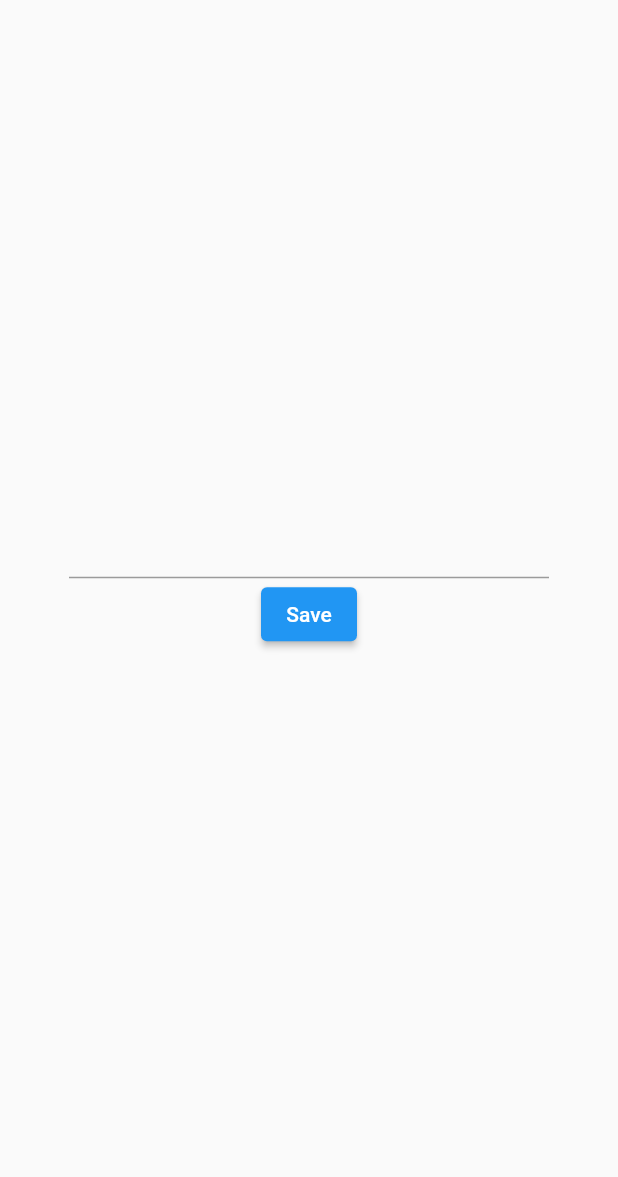
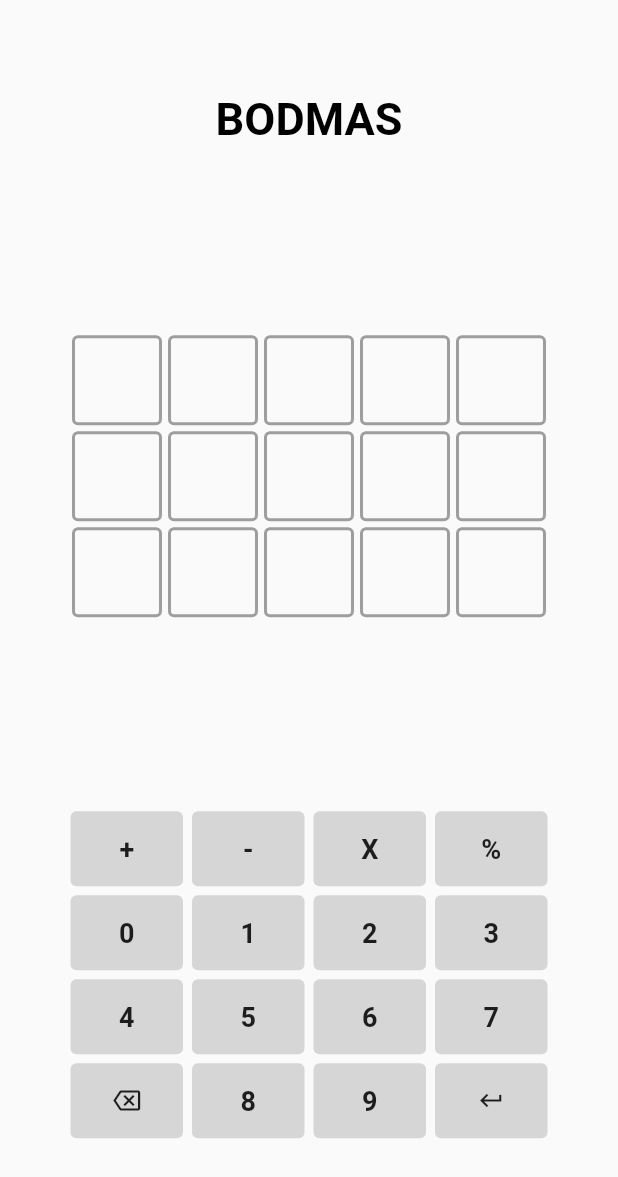
Before and after one commit to RockyIsHere/bodmas, a Flutter app: the screen it shows after launch, on a phone screen of 412 x 824 dp. Shown: the top 1177 px of the screen. Run offline on Flutter 3.47's test engine with Material 2 defaults, Android fonts, the phone set to English and light mode, and no system bars; our stand-ins replace get.

Commit message:
Basic UI is Done

```diff
--- a/lib/main.dart
+++ b/lib/main.dart
@@ -1,4 +1,5 @@
 import 'package:bodmas_comp/screens/game_screen.dart';
+import 'package:bodmas_comp/screens/home_screen.dart';
 import 'package:flutter/material.dart';
 import 'package:get/get.dart';
 
@@ -26,7 +27,7 @@ class MyApp extends StatelessWidget {
         // is not restarted.
         primarySwatch: Colors.blue,
       ),
-      home: GameScreen(),
+      home: const HomeScreen(),
     );
   }
 }
--- /dev/null
+++ b/lib/screens/home_screen.dart
@@ -0,0 +1,35 @@
+import 'package:bodmas_comp/widgets/bodmas_grid.dart';
+import 'package:bodmas_comp/widgets/keyboard.dart';
+import 'package:flutter/material.dart';
+
+class HomeScreen extends StatelessWidget {
+  const HomeScreen({ Key? key }) : super(key: key);
+
+  @override
+  Widget build(BuildContext context) {
+    return Scaffold(
+
+      body: SafeArea(
+        child: Column(
+          mainAxisAlignment: MainAxisAlignment.spaceAround,
+          crossAxisAlignment: CrossAxisAlignment.center,
+          children: const [
+             Center(
+               child: Text(
+                  "BODMAS",
+                  style: TextStyle(
+                    color: Colors.black,
+                    fontSize: 30,
+                    fontWeight: FontWeight.bold
+                  ),
+                ),
+             ),
+             BodmasGrid(),
+             KeyBoard()
+          ],
+
+        ),
+      ),
+    );
+  }
+}
--- /dev/null
+++ b/lib/widgets/bodmas_container.dart
@@ -0,0 +1,55 @@
+import 'package:flutter/material.dart';
+
+class BodmasContainer extends StatelessWidget {
+  final int pos;
+  final String letter;
+  final String correctWord;
+  final bool attempted;
+
+  const BodmasContainer(
+      {Key? key,
+      required this.pos,
+      required this.letter,
+      required this.correctWord,
+      required this.attempted})
+      : super(key: key);
+
+  Color? getBgColor() {
+    if (!attempted) return null;
+    if (!correctWord.contains(letter)) return Colors.grey;
+    if (correctWord.indexOf(letter) == pos) return Colors.green;
+    return Colors.orangeAccent;
+  }
+
+  BoxBorder? getBorder() {
+    if (!attempted) return Border.all(color: Colors.grey, width: 2);
+    return Border.all(color: Colors.transparent, width: 2);
+  }
+
+  Color? getTextColor() {
+    if (!attempted) return Colors.black87;
+    return Colors.white;
+
+  }
+
+
+
+  @override
+  Widget build(BuildContext context) {
+    return Container(
+      width: 60,
+      height: 60,
+      alignment: Alignment.center,
+      padding: EdgeInsets.all(10),
+      margin: EdgeInsets.all(2),
+      decoration: BoxDecoration(
+          border: getBorder(),
+          color: getBgColor(),
+          borderRadius: BorderRadius.all(Radius.circular(4))),
+      child: Text(
+        letter.toUpperCase(),
+        style: TextStyle(fontSize: 20, fontWeight: FontWeight.bold, color: getTextColor()),
+      ),
+    );
+  }
+}
--- /dev/null
+++ b/lib/widgets/bodmas_grid.dart
@@ -0,0 +1,35 @@
+import 'package:bodmas_comp/widgets/bodmas_row.dart';
+import 'package:flutter/material.dart';
+
+
+class BodmasGrid extends StatelessWidget {
+  const BodmasGrid({Key? key}) ;
+
+  @override
+  Widget build(BuildContext context) {
+
+    const wordSize = 5;
+    final List<BodmasRow> rows = List.empty(growable: true);
+    for (int i = 0; i < 3; i++) {
+      var word = "";
+      if (3 > i) {
+       // word = gameState.attempts[i];
+      }
+      var attempted = false;
+      // if (gameState.attempted > i) {
+      //   attempted = true;
+      // }
+      rows.add(BodmasRow(
+        wordsize: wordSize,
+        word: word,
+        attempted: attempted, correctWord: '',
+      ));
+    }
+    return Container(
+      child: Column(
+        crossAxisAlignment: CrossAxisAlignment.center,
+        children: rows,
+      ),
+    );
+  }
+}
--- /dev/null
+++ b/lib/widgets/bodmas_row.dart
@@ -0,0 +1,40 @@
+import 'package:bodmas_comp/widgets/bodmas_container.dart';
+import 'package:flutter/material.dart';
+
+class BodmasRow extends StatelessWidget {
+  final int wordsize;
+  final String word;
+  final String correctWord;
+  final bool attempted;
+
+  const BodmasRow(
+      {Key? key,
+      required this.wordsize,
+      required this.word,
+      required this.correctWord,
+      required this.attempted})
+      : super(key: key);
+
+  @override
+  Widget build(BuildContext context) {
+    final List<BodmasContainer> boxes = List.empty(growable: true);
+
+    for (int j = 0; j < wordsize; j++) {
+      var letter = "";
+      if (word.length > j) {
+        letter = word[j];
+      }
+      boxes.add(BodmasContainer(
+        pos: j,
+        letter: letter,
+        attempted: attempted,
+        correctWord: correctWord,
+      ));
+    }
+
+    return Row(
+      mainAxisSize: MainAxisSize.min,
+      children: boxes,
+    );
+  }
+}
--- /dev/null
+++ b/lib/widgets/keyboard.dart
@@ -0,0 +1,82 @@
+import 'package:flutter/cupertino.dart';
+import 'package:flutter/material.dart';
+
+class KeyBoard extends StatelessWidget {
+  const KeyBoard({Key? key}) : super(key: key);
+
+  @override
+  Widget build(BuildContext context) {
+    return Column(
+      crossAxisAlignment: CrossAxisAlignment.center,
+      children: [
+        Row(
+          mainAxisSize: MainAxisSize.min,
+          children: [
+            for (var i in "+-x%".split("")) KeyBuilder( number: i,)
+          ],
+        ),
+        Row(
+          mainAxisSize: MainAxisSize.min,
+          children: [
+            for (var i in "0123".split("")) KeyBuilder(number: i,)
+          ],
+        ),
+        Row(
+          mainAxisSize: MainAxisSize.min,
+          children: [
+            for (var i in "4567".split("")) KeyBuilder( number: i,)
+          ],
+        ),
+        Row(
+          mainAxisSize: MainAxisSize.min,
+          children: [
+            for (var i in "<89_".split("")) KeyBuilder( number: i,)
+          ],
+        ),
+      ],
+    );
+  }
+}
+
+class KeyBuilder extends StatelessWidget {
+  final String number;
+
+  const KeyBuilder({required this.number, Key? key }) : super(key: key);
+
+  @override
+  Widget build(BuildContext context) {
+    Widget keyCap;
+    double width = 75;
+    if (number == "_") {
+      keyCap = const Icon(
+        Icons.keyboard_return,
+        size: 18,
+      );
+    } else if (number == "<") {
+      keyCap = const Icon(
+        Icons.backspace_outlined,
+        size: 18,
+      );
+    } else {
+      width = 75;
+      keyCap = Text(
+        number.toUpperCase(),
+        style: TextStyle(fontSize: 18, fontWeight: FontWeight.bold),
+      );
+    }
+    return InkWell(
+      onTap: () {
+      },
+      child: Container(
+        width: width,
+        height: 50,
+        alignment: Alignment.center,
+        margin: EdgeInsets.all(3),
+        decoration: const BoxDecoration(
+            borderRadius: BorderRadius.all(Radius.circular(4)),
+            color: Color.fromARGB(44, 44, 44, 44)),
+        child: keyCap ,
+      ),
+    );
+  }
+}
```
Also changed, not shown: pubspec.lock, 7 other files.
